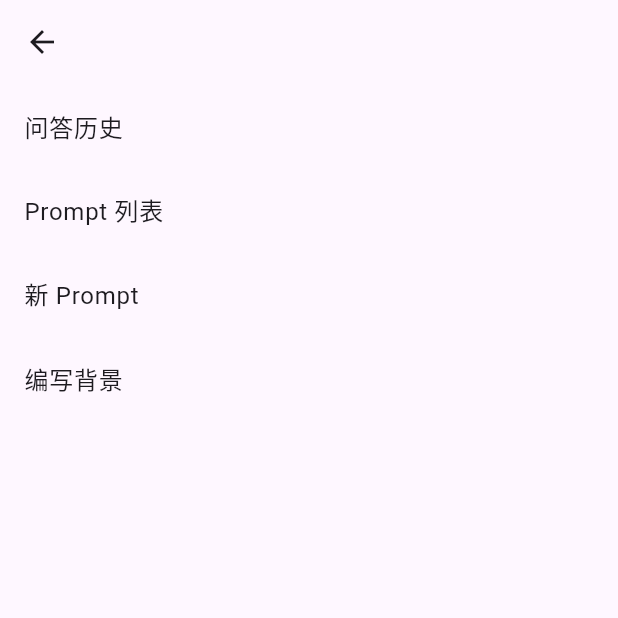
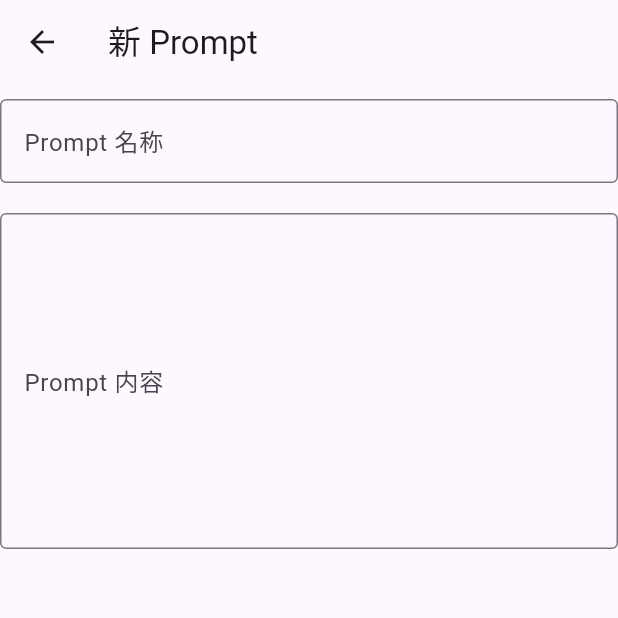
Before and after one commit to maxiee/home_mentor, a Flutter app: the SubjectHome screen opened by its route, after a tap on "新 Prompt", on a phone screen of 412 x 824 dp, the top half of it. Run offline on Flutter 3.47's test engine with Material 3 defaults, Android fonts, the light colour scheme and no system bars; our stand-ins replace flutter_dotenv, supabase_flutter; missing offline and left inert: flutter_code_editor, flutter_quill, supabase_auth_ui; accounts and stored records are empty.

Commit message:
Add SubjectNewPromptPage and update navigation in SubjectHome

```diff
--- a/lib/main.dart
+++ b/lib/main.dart
@@ -4,6 +4,7 @@ import 'package:home_mentor/pages/login/login_page.dart';
 import 'package:home_mentor/pages/subject_edit_background/subject_edit_background_page.dart';
 import 'package:home_mentor/pages/subject_home/subject_home.dart';
 import 'package:home_mentor/pages/subject_home/subject_home_provider.dart';
+import 'package:home_mentor/pages/subject_new_prompt/subject_new_prompt.dart';
 import 'package:home_mentor/services/supabase_service.dart';
 import 'package:home_mentor/services/user_service.dart';
 import 'package:provider/provider.dart';
@@ -35,6 +36,7 @@ class MyApp extends StatelessWidget {
           '/subject': (context) => const SubjectHome(),
           '/subject_edit_background': (context) =>
               const SubjectEditBackgroundPage(),
+          '/subject_new_prompt': (context) => const SubjectNewPromptPage(),
         },
         home: const SplashPage(),
       ),
--- a/lib/pages/subject_home/subject_home.dart
+++ b/lib/pages/subject_home/subject_home.dart
@@ -35,7 +35,7 @@ class _SubjectHomeState extends State<SubjectHome> {
           ListTile(
             title: const Text('新 Prompt'),
             onTap: () {
-              // Handle navigation to 新 Prompt
+              Navigator.of(context).pushNamed('/subject_new_prompt');
             },
           ),
           ListTile(
--- /dev/null
+++ b/lib/pages/subject_new_prompt/subject_new_prompt.dart
@@ -0,0 +1,54 @@
+import 'package:flutter/material.dart';
+import 'package:flutter_code_editor/flutter_code_editor.dart';
+
+class SubjectNewPromptPage extends StatefulWidget {
+  const SubjectNewPromptPage({super.key});
+
+  @override
+  State<SubjectNewPromptPage> createState() => _SubjectNewPromptPageState();
+}
+
+class _SubjectNewPromptPageState extends State<SubjectNewPromptPage> {
+  final controller = TextEditingController(
+    text: '',
+  );
+  final TextEditingController nameController =
+      TextEditingController(); // New controller for the input field
+
+  @override
+  Widget build(BuildContext context) {
+    return Scaffold(
+      appBar: AppBar(
+        title: const Text('新 Prompt'),
+      ),
+      body: SingleChildScrollView(
+        child: Column(
+          children: [
+            SizedBox(
+              height: 10,
+            ),
+            TextField(
+              controller: nameController,
+              decoration: const InputDecoration(
+                labelText: 'Prompt 名称',
+                border: OutlineInputBorder(),
+              ),
+              style: const TextStyle(color: Colors.black),
+            ),
+            SizedBox(
+              height: 20,
+            ),
+            TextField(
+              controller: controller,
+              decoration: const InputDecoration(
+                labelText: 'Prompt 内容',
+                border: OutlineInputBorder(),
+              ),
+              maxLines: 8, // Set default number of lines to 8
+            ),
+          ],
+        ),
+      ),
+    );
+  }
+}
```
